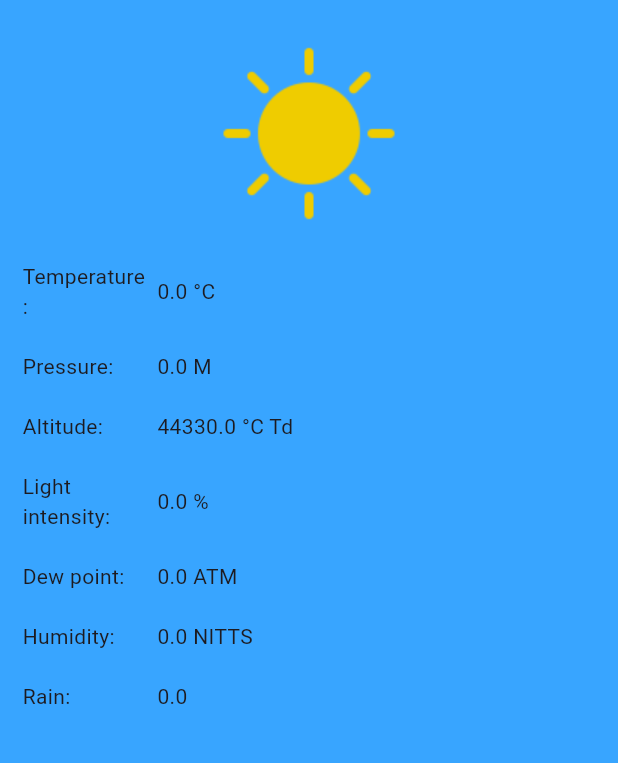
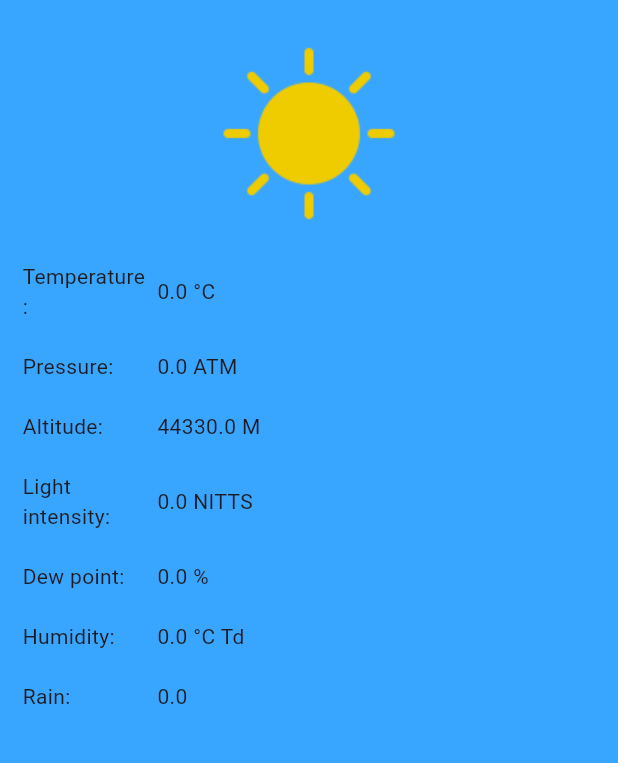
Before and after one commit to Sudharsshan/Weather-Station, a Flutter app: the screen it shows after launch, on a phone screen of 412 x 824 dp, the part 63-826 px from its top. Run offline on Flutter 3.47's test engine with Material 3 defaults, Android fonts, the phone set to English and light mode, and no system bars; network calls fail.

Commit message:
corrected unit display in builder

```diff
--- a/lib/main.dart
+++ b/lib/main.dart
@@ -97,11 +97,11 @@ class _MyAppState extends State<MyApp>{
                           final value = obtainedData[key];
                           final suffix = switch(index){
                              0 => " °C",
-                             1 => " M",
-                             2 => ' °C Td',
-                             3 => ' %',
-                             4 => ' ATM',
-                             5 => ' NITTS',
+                             1 => " ATM",
+                             2 => ' M',
+                             3 => ' NITTS',
+                             4 => ' %',
+                             5 => ' °C Td',
                              6 => '', //Rain doesn't need any units it's only 'RAINING' or 'NOT-RAINING'
                             // TODO: Handle anonymous case.
                             int() => null,
```
